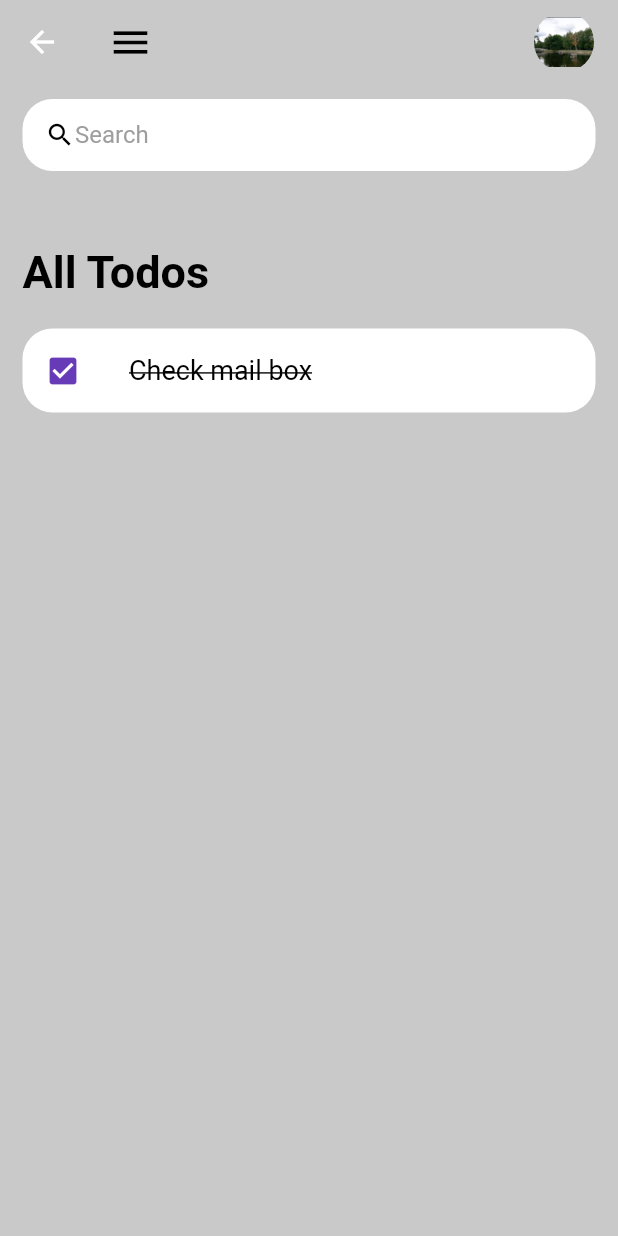
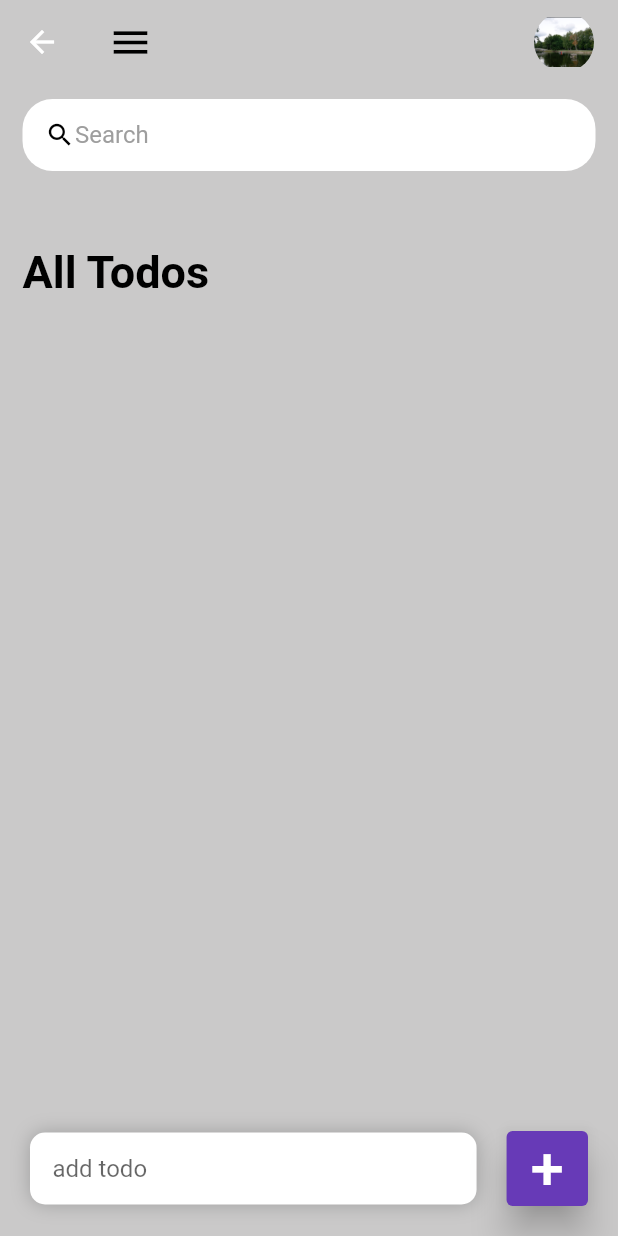
Before and after one commit to sedsax/btk1, a Flutter app: the Home screen opened directly, on a phone screen of 412 x 824 dp. Run offline on Flutter 3.47's test engine with Material 2 defaults, Android fonts, the phone set to English and light mode, and no system bars; our stand-ins replace assets_audio_player, rflutter_alert.

Commit message:
todo app bitti, geliştirilmeye açık, btk flutter kursu bitti

```diff
--- a/lib/egitimler/egitim7.dart
+++ b/lib/egitimler/egitim7.dart
@@ -14,7 +14,7 @@ class Egitim7 extends StatelessWidget {
 
   @override
   Widget build(BuildContext context) {
-    SystemChrome.setSystemUIOverlayStyle(SystemUiOverlayStyle(statusBarColor: Colors.transparent));
-    return const Home();
+    SystemChrome.setSystemUIOverlayStyle(const SystemUiOverlayStyle(statusBarColor: Colors.transparent));
+    return Home();
   }
 }
--- a/lib/egitimler/home.dart
+++ b/lib/egitimler/home.dart
@@ -1,39 +1,156 @@
 import 'package:btk1/egitimler/todo_item.dart';
+import 'package:btk1/egitimler/todo_model.dart';
 import 'package:flutter/material.dart';
 
-class Home extends StatelessWidget {
-  const Home({super.key});
+class Home extends StatefulWidget {
+  Home({super.key});
+
+  @override
+  State<Home> createState() => _HomeState();
+}
+
+class _HomeState extends State<Home> {
+  final todoList = ToDo.todoList();
+  final _todoController = TextEditingController();
+  List<ToDo> foundTodo = [];
+
+  @override
+  void initState() {
+    foundTodo = todoList;
+    super.initState();
+  }
 
   @override
   Widget build(BuildContext context) {
     return Scaffold(
       backgroundColor: const Color.fromARGB(255, 202, 201, 201),
       appBar: _buildAppBar(),
-      body: Container(
-      margin: EdgeInsets.symmetric(vertical: 10, horizontal: 15),
+      body: Stack(
+        children: [
+          Container(
+            margin: const EdgeInsets.symmetric(vertical: 10, horizontal: 15),
             child: Column(
               children: [
                 _searchBox(),
-            Expanded(child: ListView(
+                Expanded(
+                  child: ListView(
                     children: [
                       Container(
-                  margin: EdgeInsets.only(top: 50, bottom: 20),
-                  child: Text(
+                        margin: const EdgeInsets.only(top: 50, bottom: 20),
+                        child: const Text(
                           "All Todos",
                           style: TextStyle(
                               fontSize: 30,
                               color: Colors.black,
-                      fontWeight: FontWeight.bold
+                              fontWeight: FontWeight.bold),
+                        ),
+                      ),
+                      for (ToDo todoo in foundTodo.reversed) //listeye son ekleneni başta görüyoruz, tersini aldık
+                        ToDoItem(
+                          todo: todoo,
+                          onTodoChanged: handleTodoChange,
+                          onDeleteItem: deleteTodoItem,
+                        )
+                    ],
+                  ),
+                ),
+              ],
+            ),
+          ),
+          Align(
+            alignment: Alignment.bottomCenter,
+            child: Row(
+              children: [
+                Expanded(
+                  child: Container(
+                    padding: const EdgeInsets.symmetric(horizontal: 15),
+                    margin:
+                        const EdgeInsets.only(left: 20, right: 20, bottom: 20),
+                    decoration: BoxDecoration(
+                      color: Colors.white,
+                      boxShadow: const [
+                        BoxShadow(
+                          color: Colors.grey,
+                          offset: Offset(0, 0),
+                          blurRadius: 10,
+                          spreadRadius: 0,
+                        ),
+                      ],
+                      borderRadius: BorderRadius.circular(10),
+                    ),
+                    child: TextField(
+                      controller: _todoController,
+                      decoration: const InputDecoration(
+                        hintText: 'add todo',
+                        border: InputBorder.none,
                       ),
                     ),
                   ),
-                ToDoItem(),
-              ],
-            ),),
+                ),
+                Container(
+                  margin: const EdgeInsets.only(
+                    bottom: 20,
+                    right: 20,
+                  ),
+                  child: ElevatedButton(
+                    onPressed: () {
+                      addTodoItem(_todoController.text);
+                    },
+                    style: ElevatedButton.styleFrom(
+                        backgroundColor: Colors.deepPurple,
+                        minimumSize: const Size(50, 50),
+                        // shape: ,
+                        elevation: 10),
+                    child: const Text(
+                      '+',
+                      style: TextStyle(fontSize: 40),
+                    ),
+                  ),
+                )
               ],
             ),
           ),
+        ],
+      ),
     );
+  }
+
+  void handleTodoChange(ToDo todo) {
+    setState(() {
+      todo.isDone = !todo.isDone;
+    });
+  }
+
+  void deleteTodoItem(String id) {
+    setState(() {
+      todoList.removeWhere((item) => item.id == id);
+       foundTodo.removeWhere((item) => item.id == id);
+    });
+  }
+
+  void addTodoItem(String toDo) {
+    setState(() {
+      todoList.add(ToDo(
+          id: DateTime.now().microsecondsSinceEpoch.toString(),
+          todoText: toDo));
+    });
+    _todoController.clear();
+  }
+
+  void runFilter(String enteredKeyword) {
+    List<ToDo> results = [];
+    if (enteredKeyword.isEmpty) {
+      results = todoList;
+    } else {
+      results = todoList
+          .where((item) => item.todoText!
+              .toLowerCase()
+              .contains(enteredKeyword.toLowerCase()))
+          .toList();
+    }
+    setState(() {
+      foundTodo = results;
+    });
   }
 
   Container _searchBox() {
@@ -44,10 +161,15 @@ class Home extends StatelessWidget {
         color: Colors.white,
         borderRadius: BorderRadius.circular(20),
       ),
-            child: const TextField(
-              decoration: InputDecoration(
+      child: TextField(
+        onChanged: (value) => runFilter(value),
+        decoration: const InputDecoration(
           contentPadding: EdgeInsets.all(0),
-                prefixIcon: Icon(Icons.search, color: Colors.black, size: 20,),
+          prefixIcon: Icon(
+            Icons.search,
+            color: Colors.black,
+            size: 20,
+          ),
           prefixIconConstraints: BoxConstraints(maxHeight: 20, maxWidth: 25),
           hintText: 'Search',
           hintStyle: TextStyle(color: Colors.grey),
--- a/lib/egitimler/todo_item.dart
+++ b/lib/egitimler/todo_item.dart
@@ -1,31 +1,58 @@
+import 'package:btk1/egitimler/todo_model.dart';
 import 'package:flutter/material.dart';
 
 class ToDoItem extends StatelessWidget {
-  const ToDoItem({super.key});
+  final ToDo todo;
+  final onTodoChanged; //event metodu
+  final onDeleteItem; //event metodu
+
+  const ToDoItem(
+      {super.key,
+      required this.todo,
+      required this.onTodoChanged,
+      required this.onDeleteItem});
 
   @override
   Widget build(BuildContext context) {
     return Container(
-
+      padding: EdgeInsets.only(bottom: 8),
       child: ListTile(
         onTap: () {
-
+          onTodoChanged(todo);
         },
         shape: RoundedRectangleBorder(
           borderRadius: BorderRadius.circular(20),
         ),
         contentPadding: const EdgeInsets.symmetric(horizontal: 15, vertical: 0),
         tileColor: Colors.white,
-        leading: const Icon(
-          Icons.check_box,
+        leading: Icon(
+          todo.isDone ? Icons.check_box : Icons.check_box_outline_blank,
           color: Colors.deepPurple,
         ),
-        title: const Text(
-          "Check mail box",
+        title: Text(
+          todo.todoText!,
           style: TextStyle(
             fontSize: 18,
             color: Colors.black,
-            decoration: TextDecoration.lineThrough,
+            decoration: todo.isDone ? TextDecoration.lineThrough : null,
+          ),
+        ),
+        trailing: Container(
+          padding: const EdgeInsets.all(0),
+          margin: const EdgeInsets.symmetric(vertical: 12),
+          height: 35,
+          width: 35,
+          decoration: BoxDecoration(
+            color: Colors.red,
+            borderRadius: BorderRadius.circular(5),
+          ),
+          child: IconButton(
+            onPressed: () {
+              onDeleteItem(todo.id);
+            },
+            icon: const Icon(Icons.delete),
+            iconSize: 18,
+            color: Colors.white,
           ),
         ),
       ),
--- /dev/null
+++ b/lib/egitimler/todo_model.dart
@@ -0,0 +1,13 @@
+class ToDo{
+  String? id;
+  String? todoText;
+  bool isDone;
+
+  ToDo({required this.id, required this.todoText, this.isDone=false});
+
+  static List<ToDo> todoList() {
+    return [
+     // yapılacaklar listesi
+    ];
+  }
+}
```
Lines whose indentation alone changed are shown as unchanged.
